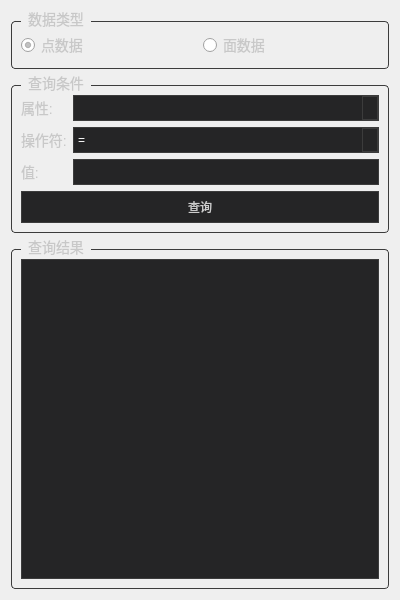
Qt form Qt/Resources/UI/igQtSearchInfo.ui (hu-shuhan/editOpeniGame) before a commit.
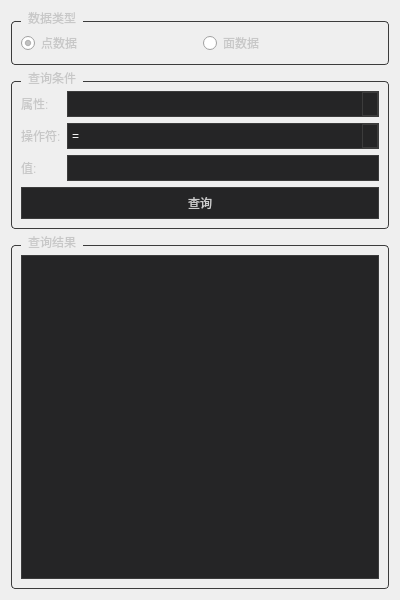
The same form after that commit.

Commit message:
fix(ui): 统一各面板字号（去掉 .ui 内联字号，应用字体对齐全局 13px）
- 删除 7 个面板/对话框 .ui 里内联写死的 font-size（11px~16px 不等）与 1 处 pointsize 8，
  改为继承主题 QSS 的全局 13px；这些面板自带样式表优先级高于主窗口 QSS，全局规则盖不住
- appFont.setPointSize(12) → setPointSizeF(9.75)：QSS 的 13px 是逻辑像素（随 DPI 缩放），
  而 setPixelSize 是设备像素，150% 缩放下两者相差 1.5 倍
- 影响：标量场 / 变量相关性 / 搜索信息 / 选择 / 流线 / 背景色对话框等与左侧初始面板字号一致

The edit to the form file:
```diff
--- a/Qt/Resources/UI/igQtSearchInfo.ui
+++ b/Qt/Resources/UI/igQtSearchInfo.ui
@@ -20,7 +20,7 @@
       <string>数据类型</string>
      </property>
      <property name="styleSheet">
-      <string notr="true">QGroupBox { font-size: 14px; color: #C8C8C8; border: 1px solid #3C3C3C; border-radius: 4px; margin-top: 10px; }
+      <string notr="true">QGroupBox {  color: #C8C8C8; border: 1px solid #3C3C3C; border-radius: 4px; margin-top: 10px; }
 QGroupBox::title { subcontrol-origin: margin; left: 10px; padding: 0 5px 0 5px; }</string>
      </property>
      <layout class="QHBoxLayout" name="horizontalLayout_DataSelection">
@@ -33,7 +33,7 @@
          <bool>true</bool>
         </property>
         <property name="styleSheet">
-         <string notr="true">QRadioButton { font-size: 14px; color: #C8C8C8; }</string>
+         <string notr="true">QRadioButton {  color: #C8C8C8; }</string>
         </property>
        </widget>
       </item>
@@ -43,7 +43,7 @@
          <string>面数据</string>
         </property>
         <property name="styleSheet">
-         <string notr="true">QRadioButton { font-size: 14px; color: #C8C8C8; }</string>
+         <string notr="true">QRadioButton {  color: #C8C8C8; }</string>
         </property>
        </widget>
       </item>
@@ -56,7 +56,7 @@
       <string>查询条件</string>
      </property>
      <property name="styleSheet">
-      <string notr="true">QGroupBox { font-size: 14px; color: #C8C8C8; border: 1px solid #3C3C3C; border-radius: 4px; margin-top: 10px; }
+      <string notr="true">QGroupBox {  color: #C8C8C8; border: 1px solid #3C3C3C; border-radius: 4px; margin-top: 10px; }
 QGroupBox::title { subcontrol-origin: margin; left: 10px; padding: 0 5px 0 5px; }</string>
      </property>
      <layout class="QGridLayout" name="gridLayout_Query">
@@ -66,7 +66,7 @@
          <string>属性:</string>
         </property>
         <property name="styleSheet">
-         <string notr="true">QLabel { font-size: 14px; color: #C8C8C8; }</string>
+         <string notr="true">QLabel {  color: #C8C8C8; }</string>
         </property>
        </widget>
       </item>
@@ -86,7 +86,7 @@
          <string>操作符:</string>
         </property>
         <property name="styleSheet">
-         <string notr="true">QLabel { font-size: 14px; color: #C8C8C8; }</string>
+         <string notr="true">QLabel {  color: #C8C8C8; }</string>
         </property>
        </widget>
       </item>
@@ -121,7 +121,7 @@
          <string>值:</string>
         </property>
         <property name="styleSheet">
-         <string notr="true">QLabel { font-size: 14px; color: #C8C8C8; }</string>
+         <string notr="true">QLabel {  color: #C8C8C8; }</string>
         </property>
        </widget>
       </item>
@@ -153,7 +153,7 @@
       <string>查询结果</string>
      </property>
      <property name="styleSheet">
-      <string notr="true">QGroupBox { font-size: 14px; color: #C8C8C8; border: 1px solid #3C3C3C; border-radius: 4px; margin-top: 10px; }
+      <string notr="true">QGroupBox {  color: #C8C8C8; border: 1px solid #3C3C3C; border-radius: 4px; margin-top: 10px; }
 QGroupBox::title { subcontrol-origin: margin; left: 10px; padding: 0 5px 0 5px; }</string>
      </property>
      <layout class="QVBoxLayout" name="verticalLayout_Results">
```
The commit also changes 7 other files.
